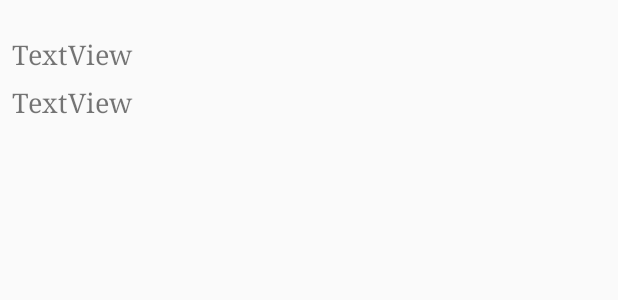
After one commit to GiuseppeMonetti/Esempi_lezione, an Android app: the layout riga_studente_layout.xml on its own in the app's theme, with its tools: preview values and no code run, on a phone screen of 412 x 824 dp. The commit adds this screen. Shown: the top 300 px of the screen. Run offline under Robolectric (Android 15) with nearby library versions, the phone set to English and light mode, and no system bars.

Commit message:
Aggiunta lista nell'activiy main e creato l'xml della generica riga

```diff
--- a/app/src/main/res/layout/activity_main.xml
+++ b/app/src/main/res/layout/activity_main.xml
@@ -6,4 +6,11 @@
     android:layout_height="match_parent"
     tools:context="e.giuseppemonetti.esempi_lezione.ElencoStudentiActivity">
 
+    <ListView
+        android:layout_width="0dp"
+        android:layout_height="0dp"
+        app:layout_constraintBottom_toBottomOf="parent"
+        app:layout_constraintEnd_toEndOf="parent"
+        app:layout_constraintStart_toStartOf="parent"
+        app:layout_constraintTop_toTopOf="parent" />
 </android.support.constraint.ConstraintLayout>
--- /dev/null
+++ b/app/src/main/res/layout/riga_studente_layout.xml
@@ -0,0 +1,31 @@
+<?xml version="1.0" encoding="utf-8"?>
+<android.support.constraint.ConstraintLayout
+    xmlns:android="http://schemas.android.com/apk/res/android"
+    xmlns:app="http://schemas.android.com/apk/res-auto"
+    xmlns:tools="http://schemas.android.com/tools"
+    android:layout_width="match_parent"
+    android:layout_height="match_parent">
+
+    <TextView
+        android:id="@+id/textMatricola"
+        android:layout_width="wrap_content"
+        android:layout_height="wrap_content"
+        android:layout_marginStart="8dp"
+        android:layout_marginTop="24dp"
+        android:fontFamily="serif"
+        android:text="TextView"
+        android:textSize="18sp"
+        app:layout_constraintStart_toStartOf="parent"
+        app:layout_constraintTop_toTopOf="parent" />
+
+    <TextView
+        android:id="@+id/textView2"
+        android:layout_width="wrap_content"
+        android:layout_height="wrap_content"
+        android:layout_marginTop="8dp"
+        android:fontFamily="serif"
+        android:text="TextView"
+        android:textSize="18sp"
+        app:layout_constraintStart_toStartOf="@+id/textMatricola"
+        app:layout_constraintTop_toBottomOf="@+id/textMatricola" />
+</android.support.constraint.ConstraintLayout>
```
